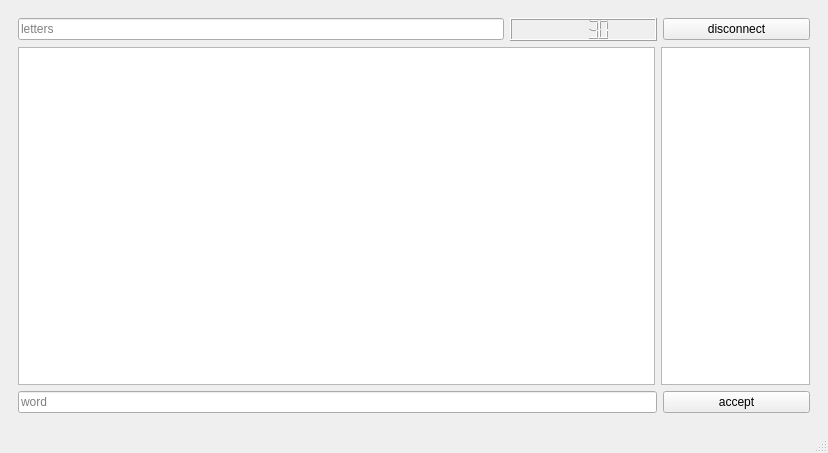
First picture: the form in frontend/words-client/mainwindow.ui, repository ItsAldris/word-assembler, before the edit.
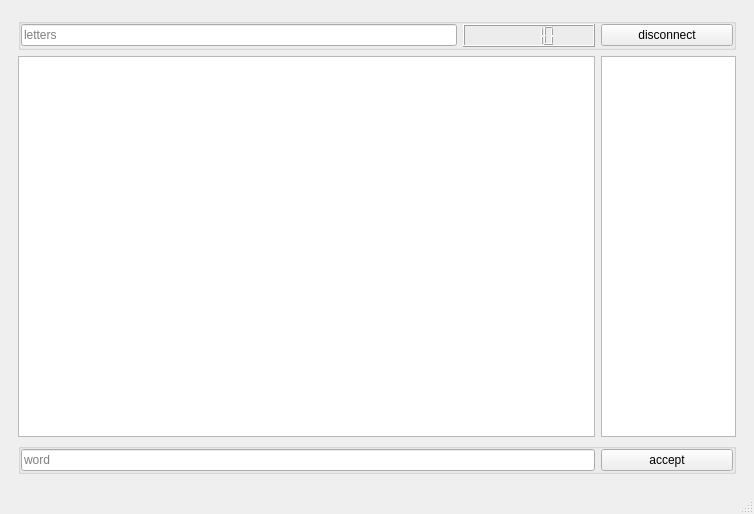
Second picture: the form after the edit. The open tabs and pages were chosen to show the change.

What changed in the file:
```diff
--- a/frontend/words-client/mainwindow.ui
+++ b/frontend/words-client/mainwindow.ui
@@ -6,8 +6,8 @@
    <rect>
     <x>0</x>
     <y>0</y>
-    <width>828</width>
-    <height>453</height>
+    <width>754</width>
+    <height>514</height>
    </rect>
   </property>
   <property name="windowTitle">
@@ -102,7 +102,20 @@
         <item row="0" column="0">
          <layout class="QVBoxLayout" name="verticalLayout_2" stretch="0,0,0">
           <item>
+           <widget class="QGroupBox" name="timerGroupBox">
            <layout class="QHBoxLayout" name="horizontalLayout_6" stretch="33,10,10">
+             <property name="leftMargin">
+              <number>0</number>
+             </property>
+             <property name="topMargin">
+              <number>0</number>
+             </property>
+             <property name="rightMargin">
+              <number>0</number>
+             </property>
+             <property name="bottomMargin">
+              <number>0</number>
+             </property>
             <item>
              <widget class="QLineEdit" name="lettersLineEdit">
               <property name="text">
@@ -116,7 +129,10 @@
             <item>
              <widget class="QLCDNumber" name="lcdNumber">
               <property name="value" stdset="0">
-               <double>30.000000000000000</double>
+                <double>10.000000000000000</double>
+               </property>
+               <property name="intValue" stdset="0">
+                <number>10</number>
               </property>
              </widget>
             </item>
@@ -128,6 +144,7 @@
              </widget>
             </item>
            </layout>
+           </widget>
           </item>
           <item>
            <layout class="QHBoxLayout" name="horizontalLayout_7" stretch="30,7">
@@ -140,7 +157,20 @@
            </layout>
           </item>
           <item>
+           <widget class="QGroupBox" name="wordsGroupBox">
            <layout class="QHBoxLayout" name="horizontalLayout_8" stretch="26,6">
+             <property name="leftMargin">
+              <number>0</number>
+             </property>
+             <property name="topMargin">
+              <number>0</number>
+             </property>
+             <property name="rightMargin">
+              <number>0</number>
+             </property>
+             <property name="bottomMargin">
+              <number>0</number>
+             </property>
             <item>
              <widget class="QLineEdit" name="wordLineEdit">
               <property name="text">
@@ -159,6 +189,7 @@
              </widget>
             </item>
            </layout>
+           </widget>
           </item>
          </layout>
         </item>
```
Left out of the diff: 32 changed lines with no effect on the pictures. Lines whose indentation alone changed are shown as unchanged.
